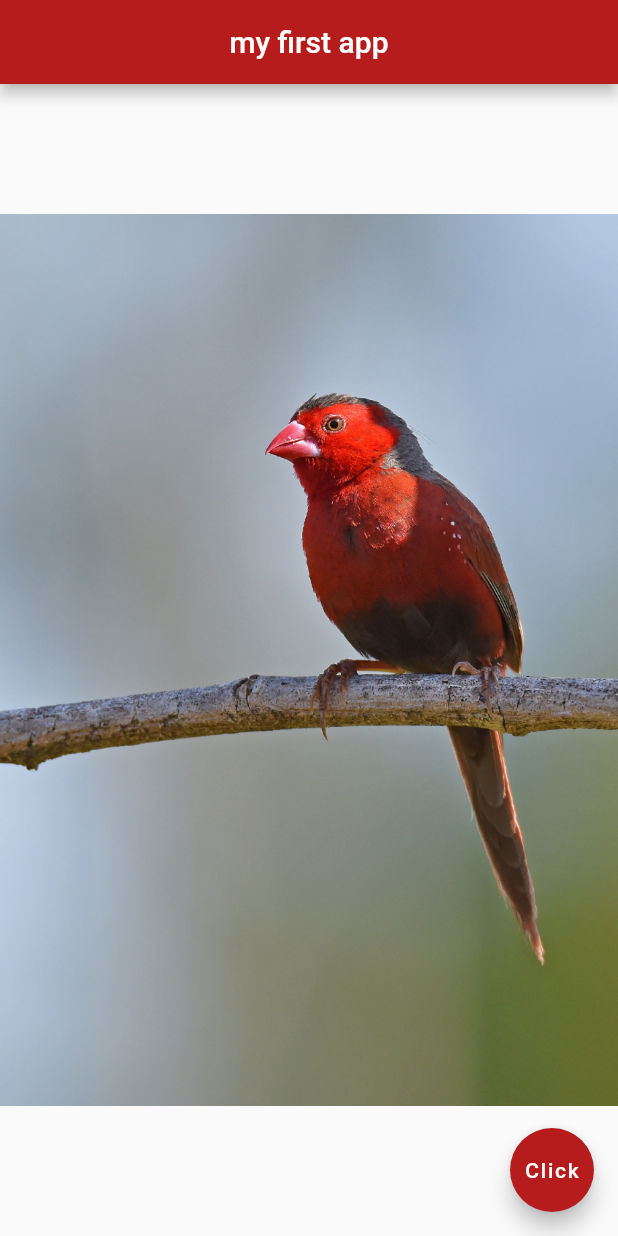
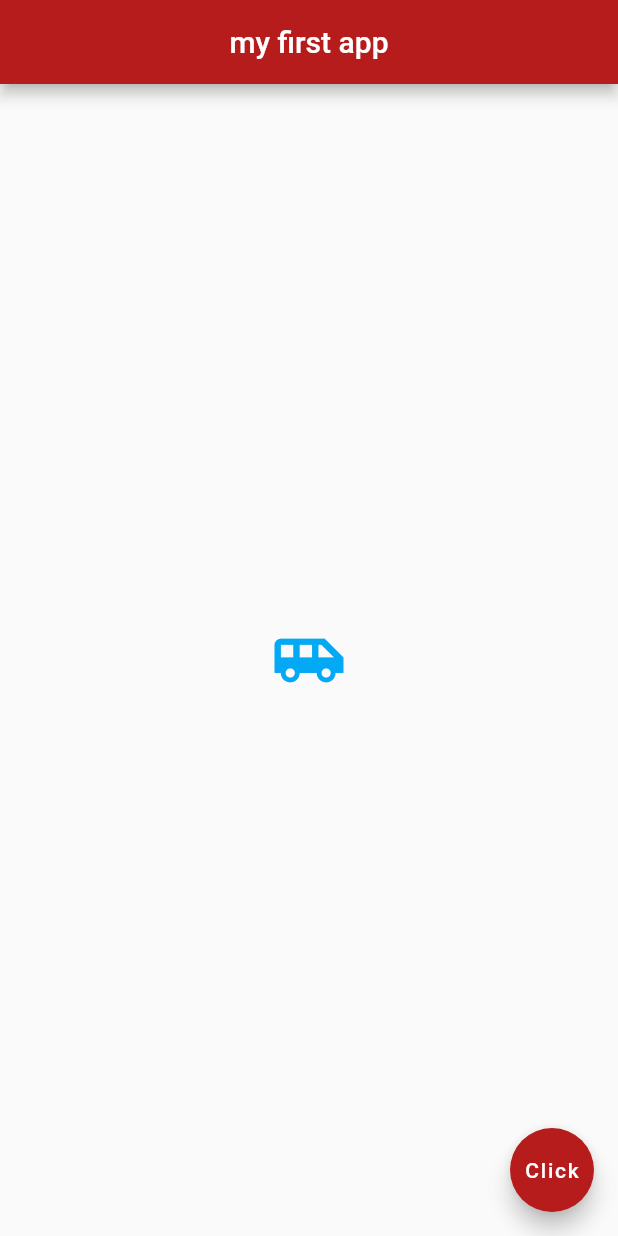
Before and after one commit to michaelovo/Flutter_basic, a Flutter app: the screen it shows after launch, on a phone screen of 412 x 824 dp. Run offline on Flutter 3.47's test engine with Material 2 defaults, Android fonts, the phone set to English and light mode, and no system bars.

Commit message:
Added icon for test

```diff
--- a/lib/main.dart
+++ b/lib/main.dart
@@ -14,7 +14,13 @@ class Home extends StatelessWidget {
         backgroundColor: Colors.red[900],
       ),
       body:Center(
-        child: Image.asset('assets/david-clode-x.jpg'),
+        child: Icon(
+          Icons.airport_shuttle,
+          color: Colors.lightBlue,
+          size: 50.0,
+        ),
+                //Image.asset('assets/david-clode-x.jpg'),
+                //Image.network(''),
         ),
 
     floatingActionButton: FloatingActionButton(
```
